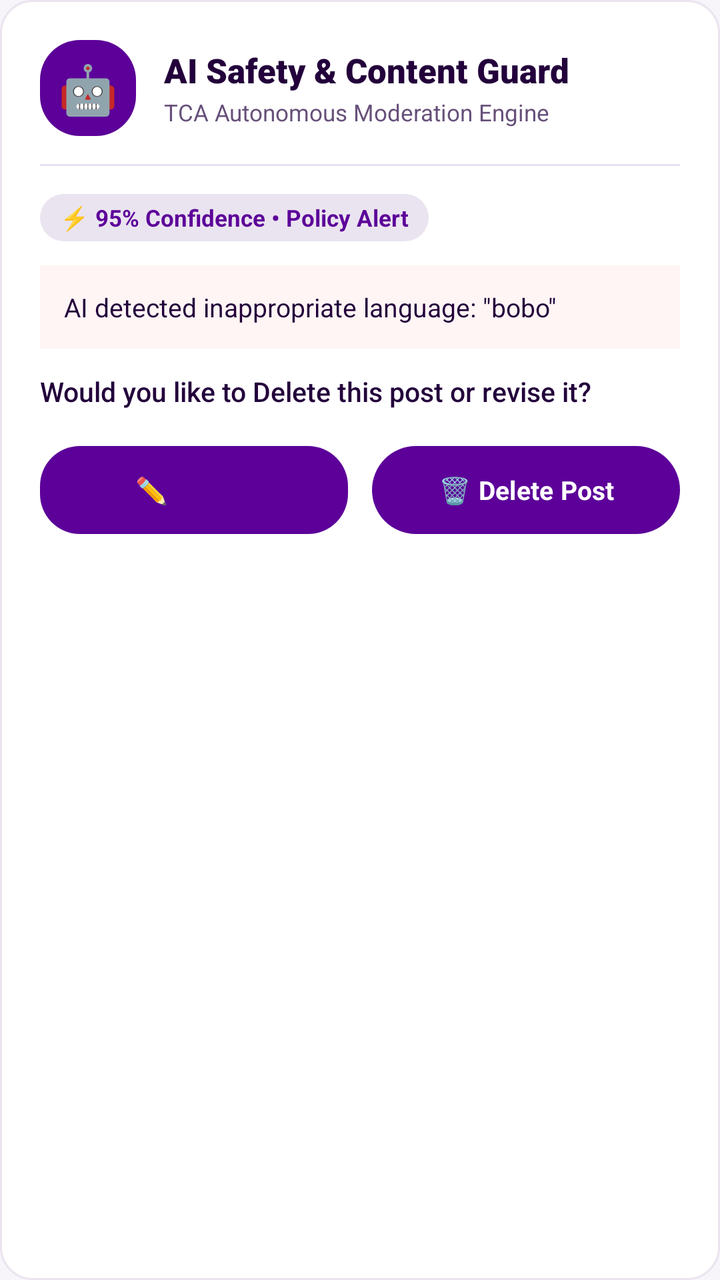
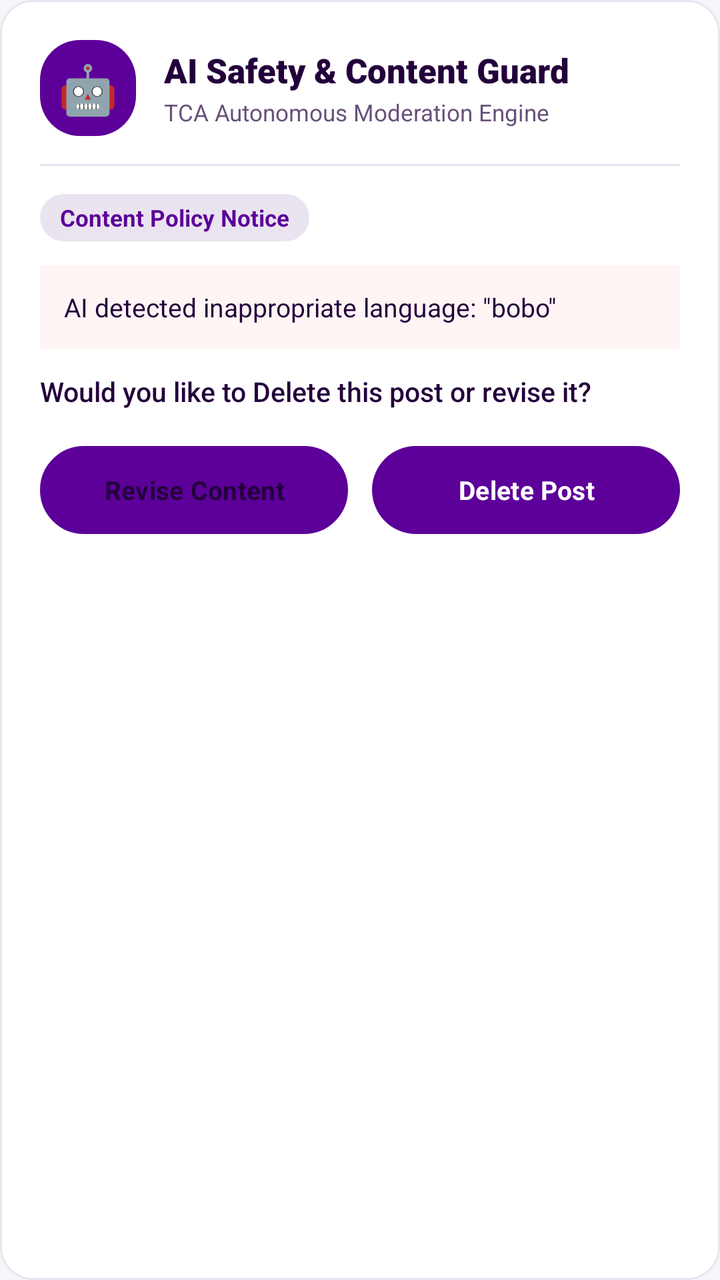

Compare the two renders of this Android layout. The source of the first and the diff that turns it into the second are given below.
<!-- AndroidManifest.xml: application theme Theme.TCA_APP -->
<!-- res/layout/dialog_ai_moderation.xml -->
<?xml version="1.0" encoding="utf-8"?>
<LinearLayout xmlns:android="http://schemas.android.com/apk/res/android"
    android:layout_width="match_parent"
    android:layout_height="wrap_content"
    android:background="@drawable/bg_card_white"
    android:orientation="vertical"
    android:padding="20dp">

    <LinearLayout
        android:layout_width="match_parent"
        android:layout_height="wrap_content"
        android:gravity="center_vertical"
        android:orientation="horizontal">

        <TextView
            android:id="@+id/tvDialogEmoji"
            android:layout_width="48dp"
            android:layout_height="48dp"
            android:background="@drawable/bg_chip_selected"
            android:gravity="center"
            android:text="🤖"
            android:textSize="24sp" />

        <LinearLayout
            android:layout_width="0dp"
            android:layout_height="wrap_content"
            android:layout_marginStart="14dp"
            android:layout_weight="1"
            android:orientation="vertical">

            <TextView
                android:id="@+id/tvDialogTitle"
                android:layout_width="wrap_content"
                android:layout_height="wrap_content"
                android:fontFamily="sans-serif-black"
                android:text="AI Safety &amp; Content Guard"
                android:textColor="@color/text_primary"
                android:textSize="17sp"
                android:textStyle="bold" />

            <TextView
                android:id="@+id/tvDialogSubtitle"
                android:layout_width="wrap_content"
                android:layout_height="wrap_content"
                android:layout_marginTop="2dp"
                android:text="TCA Autonomous Moderation Engine"
                android:textColor="@color/text_secondary"
                android:textSize="11.5sp" />
        </LinearLayout>
    </LinearLayout>

    <View
        android:layout_width="match_parent"
        android:layout_height="1dp"
        android:layout_marginVertical="14dp"
        android:background="@color/divider_color" />

    <LinearLayout
        android:layout_width="wrap_content"
        android:layout_height="wrap_content"
        android:background="@drawable/bg_chip_unselected"
        android:orientation="horizontal"
        android:paddingHorizontal="10dp"
        android:paddingVertical="4dp">

        <TextView
            android:id="@+id/tvConfidenceBadge"
            android:layout_width="wrap_content"
            android:layout_height="wrap_content"
            android:fontFamily="sans-serif-bold"
            android:text="⚡ 95% Confidence • Policy Alert"
            android:textColor="@color/purple_primary_text"
            android:textSize="11.5sp"
            android:textStyle="bold" />
    </LinearLayout>

    <TextView
        android:id="@+id/tvDialogDetail"
        android:layout_width="match_parent"
        android:layout_height="wrap_content"
        android:layout_marginTop="12dp"
        android:background="#FFF5F5"
        android:lineSpacingExtra="3dp"
        android:padding="12dp"
        android:text="AI detected inappropriate language: &quot;bobo&quot;"
        android:textColor="@color/text_primary"
        android:textSize="13sp" />

    <TextView
        android:id="@+id/tvDialogQuestion"
        android:layout_width="match_parent"
        android:layout_height="wrap_content"
        android:layout_marginTop="12dp"
        android:fontFamily="sans-serif-medium"
        android:text="Would you like to Delete this post or revise it?"
        android:textColor="@color/text_primary"
        android:textSize="13.5sp" />

    <LinearLayout
        android:layout_width="match_parent"
        android:layout_height="wrap_content"
        android:layout_marginTop="18dp"
        android:orientation="horizontal">

        <Button
            android:id="@+id/btnDialogSecondary"
            android:layout_width="0dp"
            android:layout_height="44dp"
            android:layout_marginEnd="6dp"
            android:layout_weight="1"
            android:background="@drawable/bg_chip_unselected"
            android:fontFamily="sans-serif-bold"
            android:text="✏️ Revise"
            android:textAllCaps="false"
            android:textColor="@color/purple_primary_text"
            android:textSize="13sp"
            android:textStyle="bold" />

        <Button
            android:id="@+id/btnDialogPrimary"
            android:layout_width="0dp"
            android:layout_height="44dp"
            android:layout_marginStart="6dp"
            android:layout_weight="1"
            android:background="@drawable/bg_purple_button"
            android:fontFamily="sans-serif-bold"
            android:text="🗑️ Delete Post"
            android:textAllCaps="false"
            android:textColor="@color/white"
            android:textSize="13sp"
            android:textStyle="bold" />
    </LinearLayout>

</LinearLayout>
<!-- resources referenced by this layout -->
<resources>
  <color name="divider_color">#EAE0F5</color>
  <color name="purple_primary_text">@color/purple_primary</color>
  <color name="text_primary">#23003B</color>
  <color name="text_secondary">#67507A</color>
  <color name="white">#FFFFFF</color>
  <!-- drawable bg_card_white (drawable) -->
  <?xml version="1.0" encoding="utf-8"?>
  <shape xmlns:android="http://schemas.android.com/apk/res/android"
      android:shape="rectangle">
      <solid android:color="@color/card_bg" />
      <corners android:radius="16dp" />
      <stroke
          android:width="1dp"
          android:color="#EAE4F0" />
  </shape>
  <!-- drawable bg_chip_selected (drawable) -->
  <?xml version="1.0" encoding="utf-8"?>
  <shape xmlns:android="http://schemas.android.com/apk/res/android"
      android:shape="rectangle">
      <solid android:color="#5C0099" />
      <corners android:radius="20dp" />
  </shape>
  <!-- drawable bg_chip_unselected (drawable) -->
  <?xml version="1.0" encoding="utf-8"?>
  <shape xmlns:android="http://schemas.android.com/apk/res/android"
      android:shape="rectangle">
      <solid android:color="@color/chip_unselected_bg" />
      <corners android:radius="20dp" />
  </shape>
  <!-- drawable bg_purple_button (drawable) -->
  <?xml version="1.0" encoding="utf-8"?>
  <ripple xmlns:android="http://schemas.android.com/apk/res/android"
      android:color="#C86BFA">
      <item>
          <shape android:shape="rectangle">
              <solid android:color="#5C0099" />
              <corners android:radius="24dp" />
          </shape>
      </item>
  </ripple>
  <style name="Theme.TCA_APP" parent="Base.Theme.TCA_APP" />
  <color name="purple_primary">#5C0099</color>
  <color name="card_bg">#FFFFFF</color>
  <color name="chip_unselected_bg">#EAE4F0</color>
  <style name="Base.Theme.TCA_APP" parent="Theme.Material3.DayNight.NoActionBar">
          <item name="colorPrimary">@color/purple_primary</item>
          <item name="colorOnPrimary">@color/white</item>
          <item name="colorSecondary">@color/gold_accent</item>
          <item name="colorOnSecondary">@color/text_primary</item>
          <item name="android:statusBarColor">@color/purple_dark</item>
          <item name="android:windowBackground">@color/bg_main</item>
          <item name="android:datePickerDialogTheme">@style/CustomDatePickerDialog</item>
          <item name="android:timePickerDialogTheme">@style/CustomDatePickerDialog</item>
      </style>
  <color name="gold_accent">#FFD500</color>
  <color name="purple_dark">#3D0066</color>
  <color name="bg_main">#F7F4FA</color>
  <style name="CustomPickerButtonStyle" parent="Widget.MaterialComponents.Button.TextButton.Dialog">
          <item name="android:textColor">@color/gold_accent</item>
          <item name="android:textStyle">bold</item>
      </style>
  <!-- unchanged entries left out for length: 1 -->
</resources>

<!-- the commit's change to res/layout/dialog_ai_moderation.xml (unified diff, before → after) -->
@@ -68,7 +68,7 @@
             android:layout_width="wrap_content"
             android:layout_height="wrap_content"
             android:fontFamily="sans-serif-bold"
-            android:text="⚡ 95% Confidence • Policy Alert"
+            android:text="Content Policy Notice"
             android:textColor="@color/purple_primary_text"
             android:textSize="11.5sp"
             android:textStyle="bold" />
@@ -108,11 +108,11 @@
             android:layout_height="44dp"
             android:layout_marginEnd="6dp"
             android:layout_weight="1"
-            android:background="@drawable/bg_chip_unselected"
+            android:background="@drawable/bg_outline_pill_button"
             android:fontFamily="sans-serif-bold"
-            android:text="✏️ Revise"
+            android:text="Revise Content"
             android:textAllCaps="false"
-            android:textColor="@color/purple_primary_text"
+            android:textColor="@color/text_primary"
             android:textSize="13sp"
             android:textStyle="bold" />
 
@@ -124,7 +124,7 @@
             android:layout_weight="1"
             android:background="@drawable/bg_purple_button"
             android:fontFamily="sans-serif-bold"
-            android:text="🗑️ Delete Post"
+            android:text="Delete Post"
             android:textAllCaps="false"
             android:textColor="@color/white"
             android:textSize="13sp"
<!-- resource entries referenced after the edit -->
@@ -29,6 +29,33 @@
       <solid android:color="@color/chip_unselected_bg" />
       <corners android:radius="20dp" />
   </shape>
+  <!-- drawable bg_outline_pill_button (drawable) -->
+  <?xml version="1.0" encoding="utf-8"?>
+  <ripple xmlns:android="http://schemas.android.com/apk/res/android"
+      android:color="#1A000000">
+      <item>
+          <selector>
+              <item android:state_pressed="true">
+                  <shape android:shape="rectangle">
+                      <solid android:color="#F2F3F5" />
+                      <stroke
+                          android:width="1.2dp"
+                          android:color="#CCD0D5" />
+                      <corners android:radius="24dp" />
+                  </shape>
+              </item>
+              <item>
+                  <shape android:shape="rectangle">
+                      <solid android:color="#FFFFFF" />
+                      <stroke
+                          android:width="1.2dp"
+                          android:color="#CCD0D5" />
+                      <corners android:radius="24dp" />
+                  </shape>
+              </item>
+          </selector>
+      </item>
+  </ripple>
   <!-- drawable bg_purple_button (drawable) -->
   <?xml version="1.0" encoding="utf-8"?>
   <ripple xmlns:android="http://schemas.android.com/apk/res/android"
